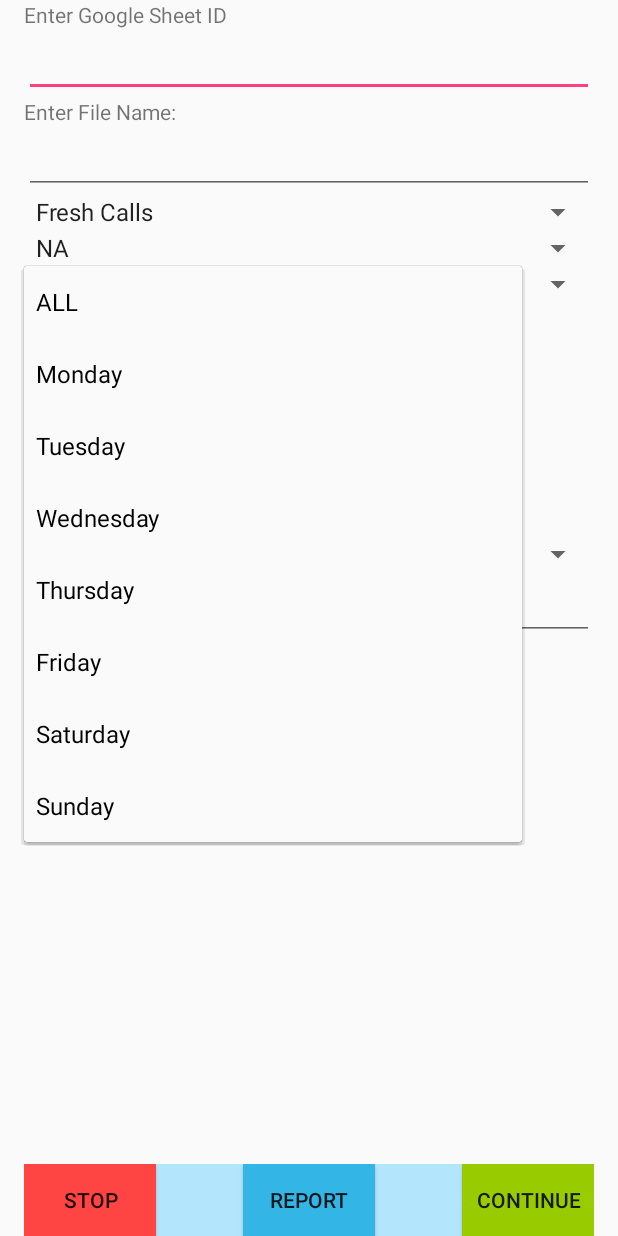
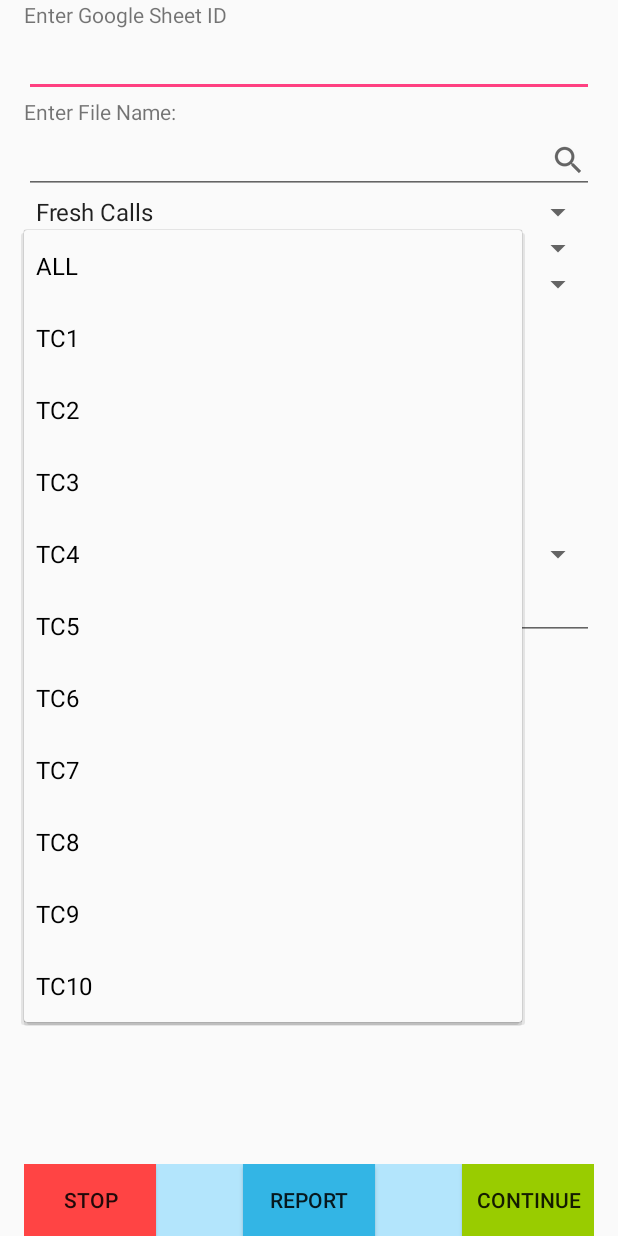
Before and after one commit to dilipkumarvignesh/folkCalling, an Android app: the screen it shows after launch (MainActivity), after a tap on "ALL", on a phone screen of 412 x 824 dp. Run offline under Robolectric (Android 15) with nearby library versions, the phone set to English and light mode, and no system bars.

Commit message:
File Search Integrated; Removed Unused DirectoryChooser Library and related codes

```diff
--- a/app/build.gradle
+++ b/app/build.gradle
@@ -10,6 +10,7 @@ android {
         targetSdkVersion 23
         versionCode 1
         versionName "1.0"
+        multiDexEnabled true
     }
     buildTypes {
         release {
@@ -18,9 +19,12 @@ android {
         }
     }
 }
-
+repositories {
+    maven { url 'http://guardian.github.com/maven/repo-releases' }
+}
 dependencies {
     compile fileTree(dir: 'libs', include: ['*.jar'])
+    compile 'com.gu:option:1.3'
     compile 'com.android.support:appcompat-v7:23.4.0'
     compile 'com.android.support:design:23.4.0'
     compile 'com.android.support:support-v4:23.4.0'
--- a/app/src/main/java/com/iskcon/pfh/folkcalling/MainActivity.java
+++ b/app/src/main/java/com/iskcon/pfh/folkcalling/MainActivity.java
@@ -18,6 +18,7 @@ import android.util.Log;
 import android.view.View;
 import android.widget.Button;
 import android.widget.EditText;
+import android.widget.ImageView;
 import android.widget.Spinner;
 import android.widget.TextView;
 import android.widget.Toast;
@@ -29,30 +30,34 @@ import org.json.JSONObject;
 import java.util.ArrayList;
 import java.util.Locale;
 
+import static android.R.attr.path;
 import static android.R.attr.permission;
 
 public class MainActivity extends AppCompatActivity implements View.OnClickListener {
     private static final int MY_PERMISSIONS_REQUEST_CALL = 0;
+    private static final int FILE_SELECT_CODE = 0;
     private static String[] PERMISSIONS_STORAGE = {
             Manifest.permission.READ_EXTERNAL_STORAGE,
             Manifest.permission.WRITE_EXTERNAL_STORAGE
     };
     EditText txtGoogleId;
-    TextView txtStatus;
+    TextView txtStatus,lFileInput;
     String jName;
     Integer Callenabled;
     Button btnDownload,CallStop,CallContinue,UpdateCallStatus,Report;
+    ImageView SearchFile;
 
     JSONArray jA = new JSONArray();
     View vi;
     String GoogleId;
     TextToSpeech t1;
-    EditText ed1;
-    Button b1,b2;
+
+    Button b2;
     int i=0;
     int contact_count=0;
     public static final int REQUEST_CODE = 1;
     private static final int REQUEST_EXTERNAL_STORAGE = 1;
+
     @Override
     protected void onCreate(Bundle savedInstanceState) {
         super.onCreate(savedInstanceState);
@@ -60,6 +65,7 @@ public class MainActivity extends AppCompatActivity implements View.OnClickListe
         TelephonyManager telephonyManager = (TelephonyManager)getSystemService(
                 Context.TELEPHONY_SERVICE);
         vi = this.findViewById(android.R.id.content);
+
         Callenabled = 1;
         if (permission != PackageManager.PERMISSION_GRANTED) {
             // We don't have permission so prompt the user
@@ -83,8 +89,8 @@ public class MainActivity extends AppCompatActivity implements View.OnClickListe
 //                            Toast.LENGTH_LONG).show();
                 }
                 if(state==TelephonyManager.CALL_STATE_OFFHOOK){
-//                    Toast.makeText(getApplicationContext(),"Phone in a call or call picked",
-//                            Toast.LENGTH_LONG).show();
+                    Toast.makeText(getApplicationContext(),"Phone in a call or call picked",
+                            Toast.LENGTH_LONG).show();
                 }
                 if(state==TelephonyManager.CALL_STATE_IDLE){
                     //phone is neither ringing nor in a call
@@ -131,6 +137,10 @@ public class MainActivity extends AppCompatActivity implements View.OnClickListe
         UpdateCallStatus.setOnClickListener(this);
         Report = (Button) findViewById(R.id.REPORT);
         Report.setOnClickListener(this);
+        lFileInput = (TextView)findViewById(R.id.LFileInput);
+        SearchFile = (ImageView)findViewById(R.id.GET_FILE);
+        SearchFile.setOnClickListener(this);
+
 
 
 
@@ -169,6 +179,7 @@ public class MainActivity extends AppCompatActivity implements View.OnClickListe
 
     }
 
+
     @Override
     public void onClick(View v) {
         Log.d("info","Button clicked:"+v.getId());
@@ -206,7 +217,12 @@ public class MainActivity extends AppCompatActivity implements View.OnClickListe
                 k.putExtra("finalReport",FinalReport);
 
                 startActivity(k);
-
+                break;
+            case R.id.GET_FILE:
+                Intent i = new Intent(Intent.ACTION_GET_CONTENT);
+                i.setType("*/*");
+                startActivityForResult(i, 15);
+                break;
 
         }
 
@@ -317,6 +333,8 @@ public class MainActivity extends AppCompatActivity implements View.OnClickListe
 
         }
 
+
+
 public void callNow()
         {           Log.d("info","inside Call now");
 //
@@ -382,11 +400,6 @@ public void callNow()
                 TextView nameStatus = (TextView)findViewById(R.id.txtStatus);
                 nameStatus.setText("Update Call Status for "+jName);
 
-
-
-
-
-
             }
 
             //vi.addView(ly1, params1);
@@ -416,7 +429,7 @@ public void callNow()
     protected void onActivityResult(int requestCode, int resultCode, Intent data) {
         Log.d("info","Inside OnActivityResult");
         //Log.d("info","I value="+i);
-
+        super.onActivityResult(requestCode, resultCode, data);
         if (requestCode == 1) {
 
            // repeatCall();
@@ -435,39 +448,43 @@ public void callNow()
 
 
             }
+
         }
+        if(requestCode == 15)
+        {
+            if(resultCode == RESULT_OK)
+            {
+           String path = getFilePath(data.getData().getPath());
+
+            lFileInput
+                    .setText(path);
+        }}
+
+
+        if (requestCode == FILE_SELECT_CODE){
+                if (resultCode == RESULT_OK) {
+                    // Get the Uri of the selected file
+                    Uri uri = data.getData();
+                    Log.d("info", "File Uri: " + uri.toString());
+                    // Get the path
+                    //String path = FileUtils.getPath(this, uri);
+                    Log.d("info", "File Path: " + path);
+                    // Get the file instance
+                    // File file = new File(path);
+                    // Initiate the upload
+                }
+
+        }
+        super.onActivityResult(requestCode, resultCode, data);
+
         }
 
-//        new Timer().schedule(new TimerTask() {
-//            @Override
-//            public void run() {
-//                // this code will be executed after 2 seconds
-//                if(i<contact_count){
-//                    repeatCall();
-//                }
-//            }
-//        }, 2000);
 
-////        if (requestCode == REQUEST_CODE) {
-//
-//            Log.d("info","I value inside if="+i);
-//             if(i<=1) {
-//        //          repeatCall();
-////                  i++;
-//            i++;
-//            Log.d("info","resultcode"+resultCode);
-//            if (resultCode == Activity.RESULT_OK) {
-//              //  int result = data.getIntExtra("pos");
-//                Log.d("info","Call ok");
-//                i++;
-//                repeatCall();
-//                // do something with the result
-//
-//            } else if (resultCode == Activity.RESULT_CANCELED) {
-//                // some stuff that will happen if there's no result
-//                Log.d("info","Call Cancelled");
-//                repeatCall();
-//            }
-//        }}
 
-    }
+        public String getFilePath(String path)
+        {
+            String[] words=path.split(":");
+            return words[1];
+        }
+
+}
--- a/app/src/main/res/layout/activity_main.xml
+++ b/app/src/main/res/layout/activity_main.xml
@@ -5,6 +5,7 @@
     <!--android:layout_height="fill_parent">-->
 
 <RelativeLayout xmlns:android="http://schemas.android.com/apk/res/android"
+    xmlns:app="http://schemas.android.com/apk/res-auto"
     android:layout_width="match_parent"
     android:layout_height="match_parent"
     android:orientation="vertical"
@@ -29,18 +30,35 @@
         android:layout_height="wrap_content"
         android:layout_below="@+id/txtGoogleId"
         android:text="Enter File Name:" />
+    <RelativeLayout
+        android:id="@+id/FileSelectorLayout"
+        android:layout_width="wrap_content"
+        android:layout_height="wrap_content"
+        android:layout_below="@+id/LFileName">
+        <EditText
+            android:id="@+id/LFileInput"
+            android:layout_width="fill_parent"
+            android:layout_height="wrap_content"
+             />
 
-    <EditText
-        android:id="@+id/LFileInput"
-        android:layout_width="fill_parent"
-        android:layout_height="wrap_content"
-        android:layout_below="@+id/LFileName" />
+        <ImageView
+            android:id="@+id/GET_FILE"
+            android:layout_width="wrap_content"
+            android:layout_height="wrap_content"
+            android:layout_alignBottom="@+id/LFileInput"
+            android:layout_alignRight="@+id/LFileInput"
+            android:layout_alignTop="@+id/LFileInput"
+            android:padding="5dp"
+            app:srcCompat="?android:attr/actionModeWebSearchDrawable" />
+
+    </RelativeLayout>
+
 
     <Spinner
         android:id="@+id/spinner"
         android:layout_width="match_parent"
         android:layout_height="wrap_content"
-        android:layout_below="@+id/LFileInput"
+        android:layout_below="@+id/FileSelectorLayout"
         android:entries="@array/array_name" />
     <Spinner
         android:id="@+id/updateTC"
--- a/app/src/main/res/values/strings.xml
+++ b/app/src/main/res/values/strings.xml
@@ -29,10 +29,11 @@
         <item>Y1(Call after few minutes)</item>
         <item>Y2(Call Later)</item>
         <item>Y3(Call on a particular date)</item>
+        <item>Z(Already Attended)</item>
     </string-array>
 
     <string-array name="set_TC">
-        <item>NA</item>
+        <item>ALL</item>
         <item>TC1</item>
         <item>TC2</item>
         <item>TC3</item>
```
Also changed, not shown: app/src/main/AndroidManifest.xml (+9 -2 lines), app/src/main/java/com/iskcon/pfh/folkcalling/CallStatusUpdate.java (+33 -8 lines).
